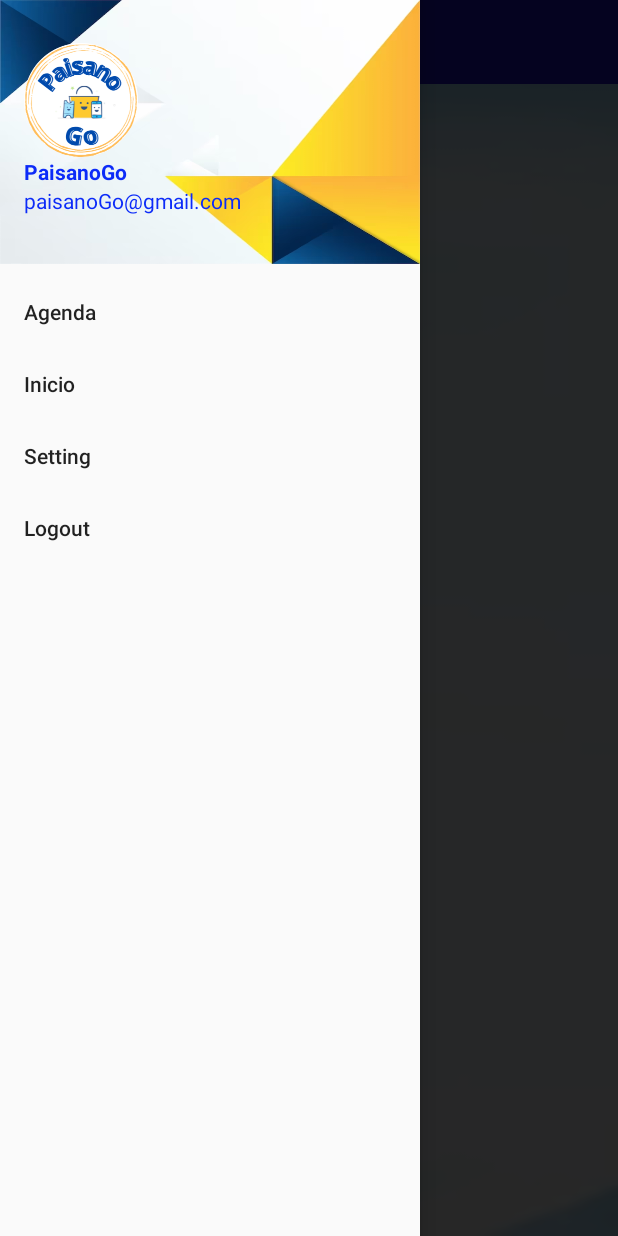
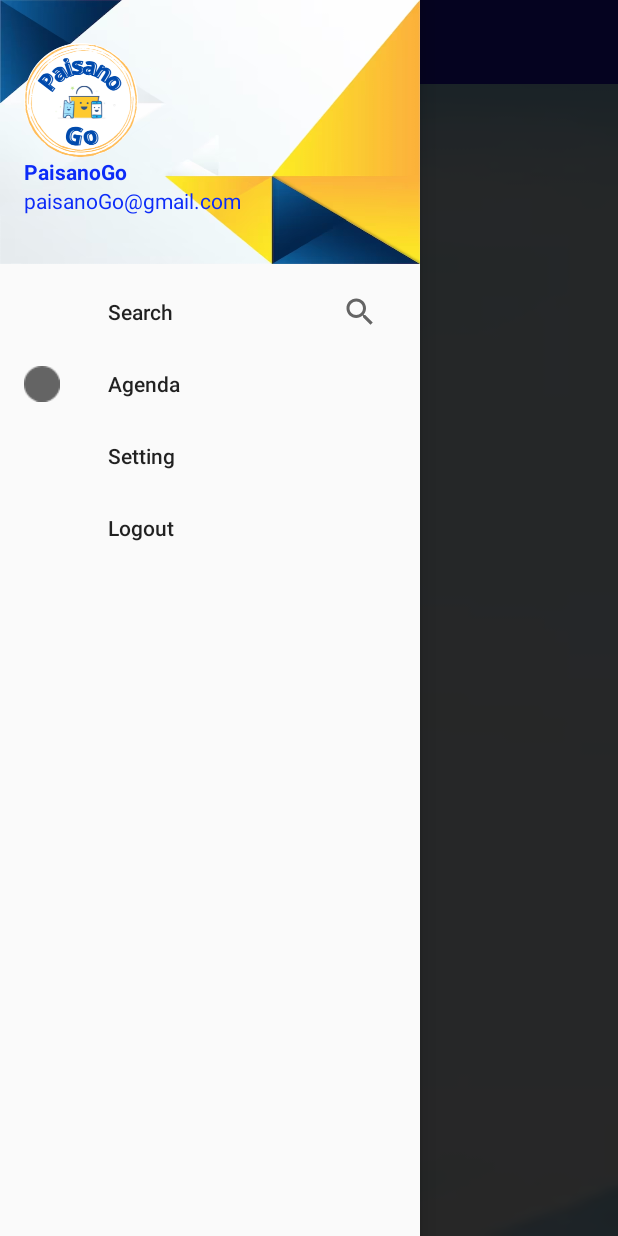
Before and after one commit to GabrielaPrietoH/GoPaisano, an Android app: the fragment mainEmpresa placed in its activity, with the side drawer open, on a phone screen of 412 x 824 dp. Run offline under Robolectric (Android 15) with nearby library versions, the phone set to English and light mode, and no system bars; our stand-ins replace Firebase (no records; nobody signed in at launch, a user with empty details on screens opened directly).

Commit message:
cambios optimizados

```diff
--- a/app/src/main/res/menu/menu.xml
+++ b/app/src/main/res/menu/menu.xml
@@ -1,16 +1,19 @@
 <menu xmlns:android="http://schemas.android.com/apk/res/android"
+    xmlns:app="http://schemas.android.com/apk/res-auto"
     xmlns:tools="http://schemas.android.com/tools"
     android:id="@+id/menu"
     tools:showIn="navigation_view">
 
 
        <item
-           android:id="@+id/calendar"
-           android:title="@string/agenda"/>
+           android:id="@+id/app_bar_search"
+           android:title="@string/search"
+           app:actionViewClass="android.widget.SearchView" />
 
        <item
-           android:id="@+id/inicio"
-           android:title="@string/inicio"/>
+           android:id="@+id/calendar"
+           android:icon="@drawable/calendario"
+           android:title="@string/agenda" />
 
        <item
            android:id="@+id/setting"
```
Also changed, not shown: app/src/main/java/com/example/proyectopaisanogo/Presentation/mainEmpresa.java (+6 -6 lines).
